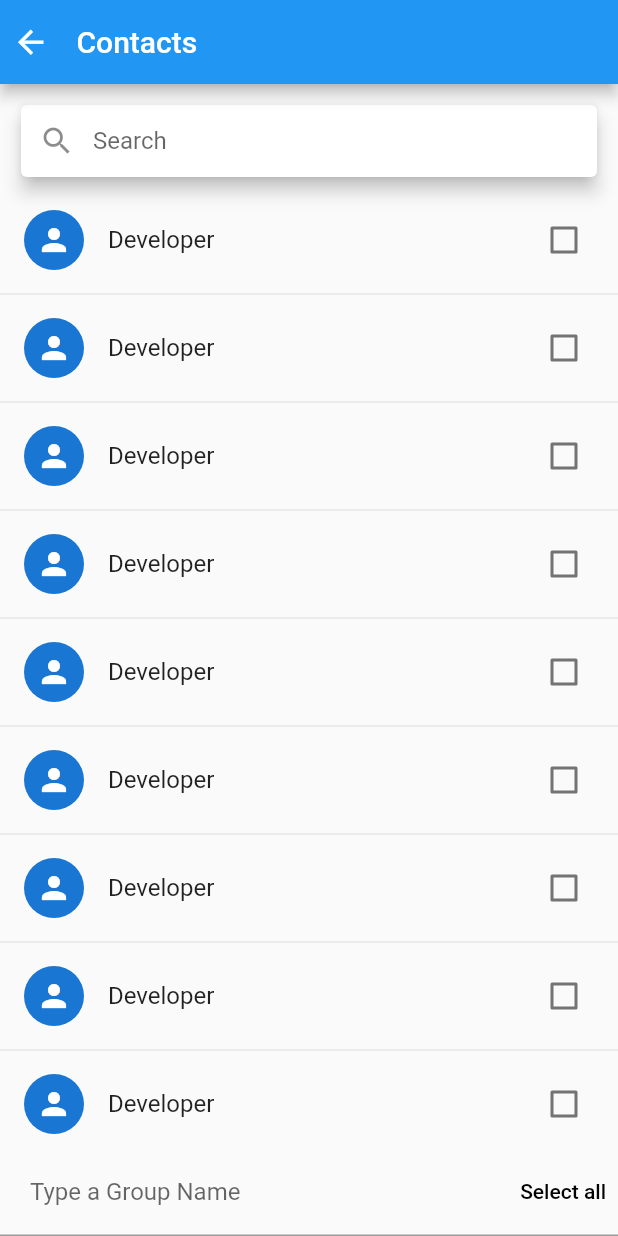
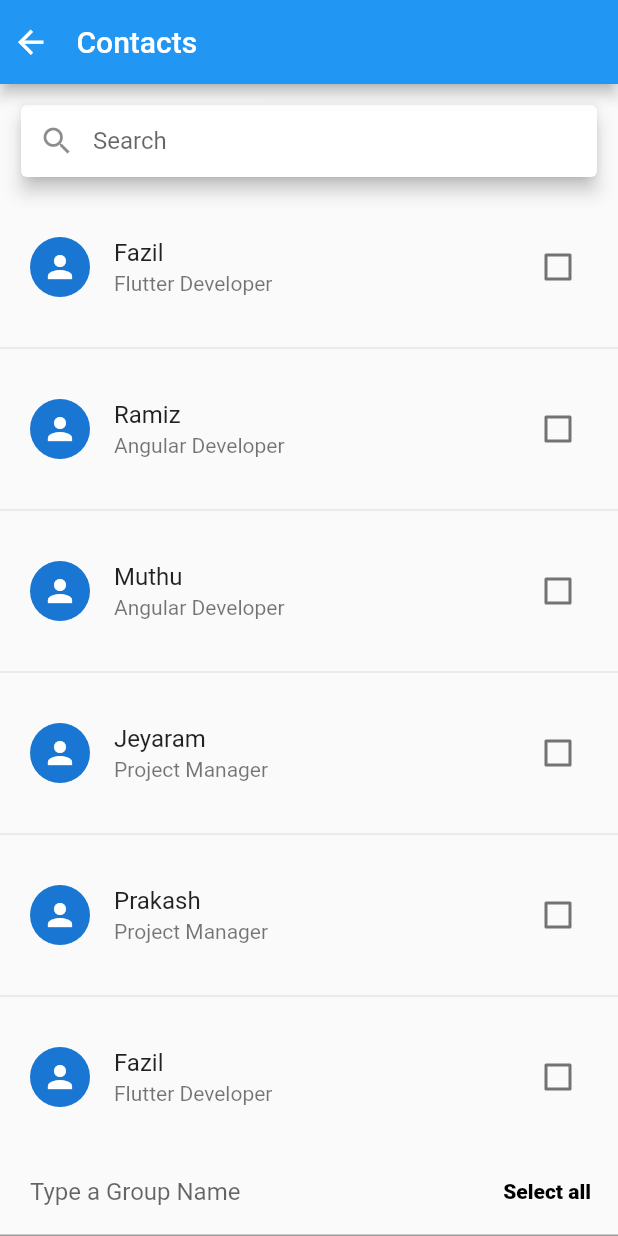
Before and after one commit to pprakash-sunsmart/LINKUS-FLUTTER, a Flutter app: the NewGroup screen opened directly, on a phone screen of 412 x 824 dp. Run offline on Flutter 3.47's test engine with Material 2 defaults, Android fonts, the phone set to English and light mode, and no system bars.

```diff
--- a/lib/screens/Landing Files/widgets.dart
+++ b/lib/screens/Landing Files/widgets.dart
@@ -1,6 +1,7 @@
 // ignore_for_file: prefer_const_constructors, prefer_typing_uninitialized_variables, non_constant_identifier_names, prefer_const_literals_to_create_immutables, avoid_print, camel_case_types
 
 import 'package:flutter/material.dart';
+import 'package:linkus/screens/chatscreen%20Files/dataList.dart';
 
 class ChatList extends StatefulWidget {
   final profIcon;
@@ -31,7 +32,7 @@ class _ChatListState extends State<ChatList> {
     return Expanded(
       child: ListView.separated(
           shrinkWrap: true,
-          itemCount: widget.ItmCnt,
+          itemCount: Employees.length,
           itemBuilder: (BuildContext context, int index) {
             return Column(
               children: [
@@ -41,8 +42,8 @@ class _ChatListState extends State<ChatList> {
                     // radius: 25,
                     child: widget.profIcon,
                   ),
-                  title: widget.contactName,
-                  subtitle: widget.msgText,
+                  title: Text(Employees[index].Name),
+                  subtitle: Text(Employees[index].jobProfile),
                   trailing: Column(
                     mainAxisAlignment: MainAxisAlignment.center,
                     crossAxisAlignment: CrossAxisAlignment.end,
--- a/lib/screens/chatscreen Files/NewGroup.dart
+++ b/lib/screens/chatscreen Files/NewGroup.dart
@@ -1,7 +1,12 @@
-// ignore_for_file: file_names, prefer_typing_uninitialized_variables, non_constant_identifier_names
+// ignore_for_file: file_names, prefer_typing_uninitialized_variables, non_constant_identifier_names, prefer_const_constructors
+
+import 'dart:developer';
 
 import 'package:flutter/material.dart';
 import 'package:flutter/scheduler.dart';
+import 'package:linkus/screens/chatscreen%20Files/dataList.dart';
+
+import 'dataList.dart';
 
 class NewGroup extends StatefulWidget {
   const NewGroup({super.key});
@@ -11,7 +16,8 @@ class NewGroup extends StatefulWidget {
 }
 
 class _NewGroupState extends State<NewGroup> {
-  bool value = false;
+  bool isVisible = true;
+
   @override
   Widget build(BuildContext context) {
     return Scaffold(
@@ -19,6 +25,11 @@ class _NewGroupState extends State<NewGroup> {
         leading: IconButton(
             onPressed: () {
               Navigator.pop(context);
+              setState(() {
+                for (var i = 0; i < Employees.length; i++) {
+                  Employees[i].isChecked = false;
+                }
+              });
             },
             icon: const Icon(
               Icons.arrow_back,
@@ -43,24 +54,64 @@ class _NewGroupState extends State<NewGroup> {
           ),
           NewGroupContact(
               profIcon: const Icon(Icons.person),
-              msgText: const Text('Junior Developer'),
-              contactName: const Text('Developer'),
-              ntfctnCnt: Checkbox(
-                onChanged: null,
-                value: value,
-              ),
+              msgText: null,
+              contactName: null,
+              ntfctnCnt: null,
               msgdte$tme: const SizedBox(),
-              ItmCnt: 20,
+              ItmCnt: null,
               onTap: () {}),
         ],
       ),
       bottomSheet: TextFormField(
         decoration: InputDecoration(
-            suffixIcon: TextButton(
-              onPressed: () {},
+            suffixIcon: isVisible
+                ? TextButton(
+                    onPressed: () {
+                      setState(() {
+                        isVisible = true;
+                        for (var i = 0; i < Employees.length; i++) {
+                          if (Employees[i].isChecked == true) {
+                            Employees[i].isChecked = false;
+                          }
+                        }
+
+                        for (var i = 0; i < Employees.length; i++) {
+                          if (Employees[i].isChecked == true) {
+                            Employees[i].isChecked = true;
+                          } else if (Employees[i].isChecked == false) {
+                            Employees[i].isChecked = true;
+                          }
+                        }
+                        isVisible = false;
+                      });
+                    },
+                    child: Padding(
+                      padding: const EdgeInsets.symmetric(
+                          vertical: 10, horizontal: 10),
                       child: const Text(
                         'Select all',
-                style: TextStyle(color: Colors.black),
+                        style: TextStyle(
+                            color: Colors.black, fontWeight: FontWeight.w800),
+                      ),
+                    ),
+                  )
+                : InkWell(
+                    onTap: () {
+                      setState(() {
+                        for (var i = 0; i < Employees.length; i++) {
+                          Employees[i].isChecked = false;
+                        }
+                        isVisible = true;
+                      });
+                    },
+                    child: Padding(
+                      padding:
+                          EdgeInsets.symmetric(horizontal: 20, vertical: 20),
+                      child: Text(
+                        'Unselect all',
+                        style: TextStyle(
+                            color: Colors.black, fontWeight: FontWeight.w800),
+                      ),
                     ),
                   ),
             hintText: 'Type a Group Name',
@@ -95,23 +146,42 @@ class NewGroupContact extends StatefulWidget {
 }
 
 class _NewGroupContactState extends State<NewGroupContact> {
-  bool value = false;
+  bool checkedValue = false;
+
   @override
   Widget build(BuildContext context) {
     return Expanded(
       child: ListView.separated(
-          shrinkWrap: true,
-          itemCount: widget.ItmCnt,
+          // shrinkWrap: true,
+
+          itemCount: Employees.length,
           itemBuilder: (BuildContext context, int index) {
+            // we use the index to know a particular widget within the list
+
+            // this will give you an individaul checkbostTile widget
+
+            //thanks alot bro and one more thing
+            //how to select all by selecting the select all
+            // just put some checkbox some where on your screen then loop
+            // through and set all the isChecked field to true and setState
+
+            //ok bro
+            //thank you soo much bye goodluck!
+            final employee = Employees[index];
             return CheckboxListTile(
-                title: const Text('Developer'),
-                value: timeDilation != 1,
-                onChanged: (bool? value) {
+              controlAffinity: ListTileControlAffinity.trailing,
+              value: employee.isChecked,
+              onChanged: (newValue) {
                 setState(() {
-                    timeDilation = value! ? 0.9 : 1;
+                  employee.isChecked = newValue!;
                 });
               },
-                secondary: const CircleAvatar(child: Icon(Icons.person)));
+              title: Text(Employees[index].Name),
+              secondary: CircleAvatar(child: Icon(Icons.person)),
+              subtitle: Text(Employees[index].jobProfile),
+              contentPadding:
+                  const EdgeInsets.symmetric(horizontal: 20, vertical: 10),
+            );
           },
           separatorBuilder: (BuildContext context, int index) =>
               const Divider()),
--- /dev/null
+++ b/lib/screens/chatscreen Files/dataList.dart
@@ -0,0 +1,210 @@
+// ignore_for_file: non_constant_identifier_names
+
+class Employee {
+  int id;
+  String Name;
+  // am adding a field here to check the state of Employee object
+  bool isChecked;
+  String jobProfile;
+  Employee({
+    required this.id,
+    required this.Name,
+    required this.jobProfile,
+    required this.isChecked,
+  });
+}
+
+List<Employee> Employees = [
+  Employee(
+      id: 1, Name: 'Fazil', jobProfile: 'Flutter Developer', isChecked: false),
+  Employee(
+      id: 2, Name: 'Ramiz', jobProfile: 'Angular Developer', isChecked: false),
+  Employee(
+      id: 3, Name: 'Muthu', jobProfile: 'Angular Developer', isChecked: false),
+  Employee(
+      id: 4, Name: 'Jeyaram', jobProfile: 'Project Manager', isChecked: false),
+  Employee(
+      id: 5, Name: 'Prakash', jobProfile: 'Project Manager', isChecked: false),
+  Employee(
+      id: 1, Name: 'Fazil', jobProfile: 'Flutter Developer', isChecked: false),
+  Employee(
+      id: 2, Name: 'Ramiz', jobProfile: 'Angular Developer', isChecked: false),
+  Employee(
+      id: 3, Name: 'Muthu', jobProfile: 'Angular Developer', isChecked: false),
+  Employee(
+      id: 4, Name: 'Jeyaram', jobProfile: 'Project Manager', isChecked: false),
+  Employee(
+      id: 5, Name: 'Prakash', jobProfile: 'Project Manager', isChecked: false),
+  Employee(
+      id: 1, Name: 'Fazil', jobProfile: 'Flutter Developer', isChecked: false),
+  Employee(
+      id: 2, Name: 'Ramiz', jobProfile: 'Angular Developer', isChecked: false),
+  Employee(
+      id: 3, Name: 'Muthu', jobProfile: 'Angular Developer', isChecked: false),
+  Employee(
+      id: 4, Name: 'Jeyaram', jobProfile: 'Project Manager', isChecked: false),
+  Employee(
+      id: 5, Name: 'Prakash', jobProfile: 'Project Manager', isChecked: false),
+  Employee(
+      id: 1, Name: 'Fazil', jobProfile: 'Flutter Developer', isChecked: false),
+  Employee(
+      id: 2, Name: 'Ramiz', jobProfile: 'Angular Developer', isChecked: false),
+  Employee(
+      id: 3, Name: 'Muthu', jobProfile: 'Angular Developer', isChecked: false),
+  Employee(
+      id: 4, Name: 'Jeyaram', jobProfile: 'Project Manager', isChecked: false),
+  Employee(
+      id: 5, Name: 'Prakash', jobProfile: 'Project Manager', isChecked: false),
+  Employee(
+      id: 1, Name: 'Fazil', jobProfile: 'Flutter Developer', isChecked: false),
+  Employee(
+      id: 2, Name: 'Ramiz', jobProfile: 'Angular Developer', isChecked: false),
+  Employee(
+      id: 3, Name: 'Muthu', jobProfile: 'Angular Developer', isChecked: false),
+  Employee(
+      id: 4, Name: 'Jeyaram', jobProfile: 'Project Manager', isChecked: false),
+  Employee(
+      id: 5, Name: 'Prakash', jobProfile: 'Project Manager', isChecked: false),
+  Employee(
+      id: 1, Name: 'Fazil', jobProfile: 'Flutter Developer', isChecked: false),
+  Employee(
+      id: 2, Name: 'Ramiz', jobProfile: 'Angular Developer', isChecked: false),
+  Employee(
+      id: 3, Name: 'Muthu', jobProfile: 'Angular Developer', isChecked: false),
+  Employee(
+      id: 4, Name: 'Jeyaram', jobProfile: 'Project Manager', isChecked: false),
+  Employee(
+      id: 5, Name: 'Prakash', jobProfile: 'Project Manager', isChecked: false),
+  Employee(
+      id: 1, Name: 'Fazil', jobProfile: 'Flutter Developer', isChecked: false),
+  Employee(
+      id: 2, Name: 'Ramiz', jobProfile: 'Angular Developer', isChecked: false),
+  Employee(
+      id: 3, Name: 'Muthu', jobProfile: 'Angular Developer', isChecked: false),
+  Employee(
+      id: 4, Name: 'Jeyaram', jobProfile: 'Project Manager', isChecked: false),
+  Employee(
+      id: 5, Name: 'Prakash', jobProfile: 'Project Manager', isChecked: false),
+  Employee(
+      id: 1, Name: 'Fazil', jobProfile: 'Flutter Developer', isChecked: false),
+  Employee(
+      id: 2, Name: 'Ramiz', jobProfile: 'Angular Developer', isChecked: false),
+  Employee(
+      id: 3, Name: 'Muthu', jobProfile: 'Angular Developer', isChecked: false),
+  Employee(
+      id: 4, Name: 'Jeyaram', jobProfile: 'Project Manager', isChecked: false),
+  Employee(
+      id: 5, Name: 'Prakash', jobProfile: 'Project Manager', isChecked: false),
+  Employee(
+      id: 1, Name: 'Fazil', jobProfile: 'Flutter Developer', isChecked: false),
+  Employee(
+      id: 2, Name: 'Ramiz', jobProfile: 'Angular Developer', isChecked: false),
+  Employee(
+      id: 3, Name: 'Muthu', jobProfile: 'Angular Developer', isChecked: false),
+  Employee(
+      id: 4, Name: 'Jeyaram', jobProfile: 'Project Manager', isChecked: false),
+  Employee(
+      id: 5, Name: 'Prakash', jobProfile: 'Project Manager', isChecked: false),
+  Employee(
+      id: 1, Name: 'Fazil', jobProfile: 'Flutter Developer', isChecked: false),
+  Employee(
+      id: 2, Name: 'Ramiz', jobProfile: 'Angular Developer', isChecked: false),
+  Employee(
+      id: 3, Name: 'Muthu', jobProfile: 'Angular Developer', isChecked: false),
+  Employee(
+      id: 4, Name: 'Jeyaram', jobProfile: 'Project Manager', isChecked: false),
+  Employee(
+      id: 5, Name: 'Prakash', jobProfile: 'Project Manager', isChecked: false),
+  Employee(
+      id: 1, Name: 'Fazil', jobProfile: 'Flutter Developer', isChecked: false),
+  Employee(
+      id: 2, Name: 'Ramiz', jobProfile: 'Angular Developer', isChecked: false),
+  Employee(
+      id: 3, Name: 'Muthu', jobProfile: 'Angular Developer', isChecked: false),
+  Employee(
+      id: 4, Name: 'Jeyaram', jobProfile: 'Project Manager', isChecked: false),
+  Employee(
+      id: 5, Name: 'Prakash', jobProfile: 'Project Manager', isChecked: false),
+  Employee(
+      id: 1, Name: 'Fazil', jobProfile: 'Flutter Developer', isChecked: false),
+  Employee(
+      id: 2, Name: 'Ramiz', jobProfile: 'Angular Developer', isChecked: false),
+  Employee(
+      id: 3, Name: 'Muthu', jobProfile: 'Angular Developer', isChecked: false),
+  Employee(
+      id: 4, Name: 'Jeyaram', jobProfile: 'Project Manager', isChecked: false),
+  Employee(
+      id: 5, Name: 'Prakash', jobProfile: 'Project Manager', isChecked: false),
+  Employee(
+      id: 1, Name: 'Fazil', jobProfile: 'Flutter Developer', isChecked: false),
+  Employee(
+      id: 2, Name: 'Ramiz', jobProfile: 'Angular Developer', isChecked: false),
+  Employee(
+      id: 3, Name: 'Muthu', jobProfile: 'Angular Developer', isChecked: false),
+  Employee(
+      id: 4, Name: 'Jeyaram', jobProfile: 'Project Manager', isChecked: false),
+  Employee(
+      id: 5, Name: 'Prakash', jobProfile: 'Project Manager', isChecked: false),
+  Employee(
+      id: 1, Name: 'Fazil', jobProfile: 'Flutter Developer', isChecked: false),
+  Employee(
+      id: 2, Name: 'Ramiz', jobProfile: 'Angular Developer', isChecked: false),
+  Employee(
+      id: 3, Name: 'Muthu', jobProfile: 'Angular Developer', isChecked: false),
+  Employee(
+      id: 4, Name: 'Jeyaram', jobProfile: 'Project Manager', isChecked: false),
+  Employee(
+      id: 5, Name: 'Prakash', jobProfile: 'Project Manager', isChecked: false),
+  Employee(
+      id: 1, Name: 'Fazil', jobProfile: 'Flutter Developer', isChecked: false),
+  Employee(
+      id: 2, Name: 'Ramiz', jobProfile: 'Angular Developer', isChecked: false),
+  Employee(
+      id: 3, Name: 'Muthu', jobProfile: 'Angular Developer', isChecked: false),
+  Employee(
+      id: 4, Name: 'Jeyaram', jobProfile: 'Project Manager', isChecked: false),
+  Employee(
+      id: 5, Name: 'Prakash', jobProfile: 'Project Manager', isChecked: false),
+  Employee(
+      id: 1, Name: 'Fazil', jobProfile: 'Flutter Developer', isChecked: false),
+  Employee(
+      id: 2, Name: 'Ramiz', jobProfile: 'Angular Developer', isChecked: false),
+  Employee(
+      id: 3, Name: 'Muthu', jobProfile: 'Angular Developer', isChecked: false),
+  Employee(
+      id: 4, Name: 'Jeyaram', jobProfile: 'Project Manager', isChecked: false),
+  Employee(
+      id: 5, Name: 'Prakash', jobProfile: 'Project Manager', isChecked: false),
+  Employee(
+      id: 1, Name: 'Fazil', jobProfile: 'Flutter Developer', isChecked: false),
+  Employee(
+      id: 2, Name: 'Ramiz', jobProfile: 'Angular Developer', isChecked: false),
+  Employee(
+      id: 3, Name: 'Muthu', jobProfile: 'Angular Developer', isChecked: false),
+  Employee(
+      id: 4, Name: 'Jeyaram', jobProfile: 'Project Manager', isChecked: false),
+  Employee(
+      id: 5, Name: 'Prakash', jobProfile: 'Project Manager', isChecked: false),
+  Employee(
+      id: 1, Name: 'Fazil', jobProfile: 'Flutter Developer', isChecked: false),
+  Employee(
+      id: 2, Name: 'Ramiz', jobProfile: 'Angular Developer', isChecked: false),
+  Employee(
+      id: 3, Name: 'Muthu', jobProfile: 'Angular Developer', isChecked: false),
+  Employee(
+      id: 4, Name: 'Jeyaram', jobProfile: 'Project Manager', isChecked: false),
+  Employee(
+      id: 5, Name: 'Prakash', jobProfile: 'Project Manager', isChecked: false),
+  Employee(
+      id: 1, Name: 'Fazil', jobProfile: 'Flutter Developer', isChecked: false),
+  Employee(
+      id: 2, Name: 'Ramiz', jobProfile: 'Angular Developer', isChecked: false),
+  Employee(
+      id: 3, Name: 'Muthu', jobProfile: 'Angular Developer', isChecked: false),
+  Employee(
+      id: 4, Name: 'Jeyaram', jobProfile: 'Project Manager', isChecked: false),
+  Employee(
+      id: 5, Name: 'Prakash', jobProfile: 'Project Manager', isChecked: false),
+  Employee(
+      id: 5, Name: 'Prakash', jobProfile: 'Project Manager', isChecked: false),
+];
```
Lines whose indentation alone changed are shown as unchanged.
